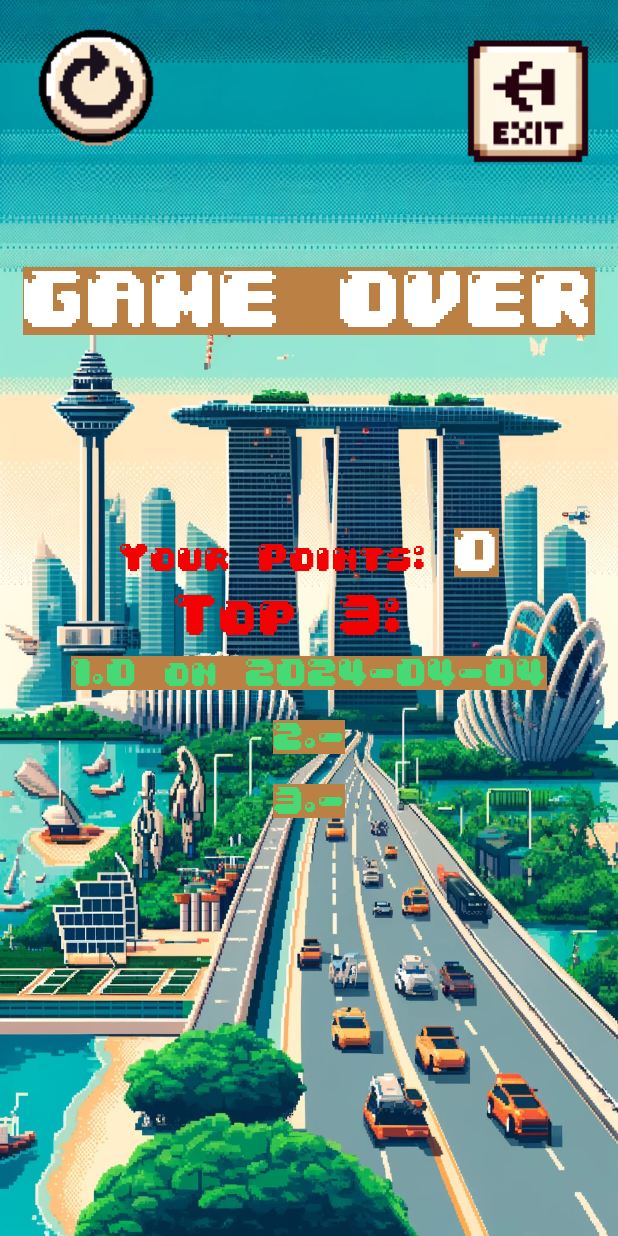
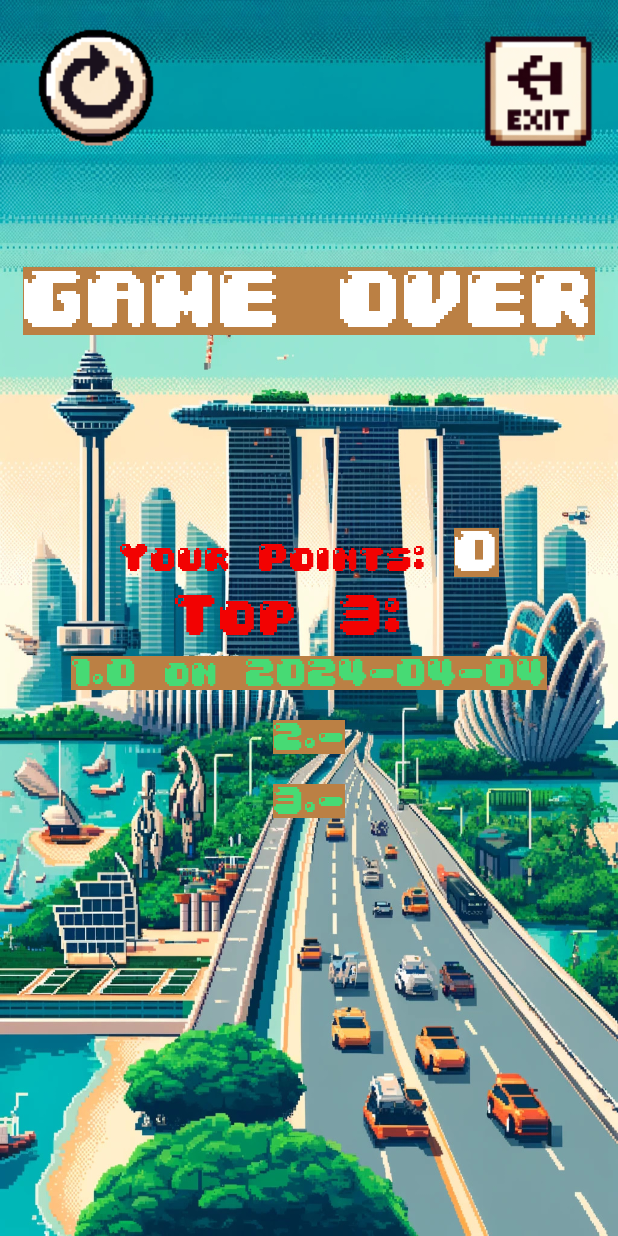
Before and after one commit to xXxPMWxXx/DroughtSingapore2100, an Android app: the GameOver screen opened directly, with no data from a screen before it, on a phone screen of 412 x 824 dp. Run offline under Robolectric (Android 15) with nearby library versions, the phone set to English and light mode, and no system bars; 1 statement that could not run was skipped.

Commit message:
resize game over icon

```diff
--- a/app/src/main/res/layout/game_over.xml
+++ b/app/src/main/res/layout/game_over.xml
@@ -22,8 +22,8 @@
                 android:layout_weight="1" />
 
         <ImageButton
-                android:layout_width="wrap_content"
-                android:layout_height="wrap_content"
+            android:layout_width="113dp"
+            android:layout_height="115dp"
             android:background="@drawable/exit"
             android:onClick="exit" />
     </LinearLayout>
```
Also changed, not shown: app/src/main/res/font/outlined.ttf (added). Lines whose indentation alone changed are shown as unchanged.
